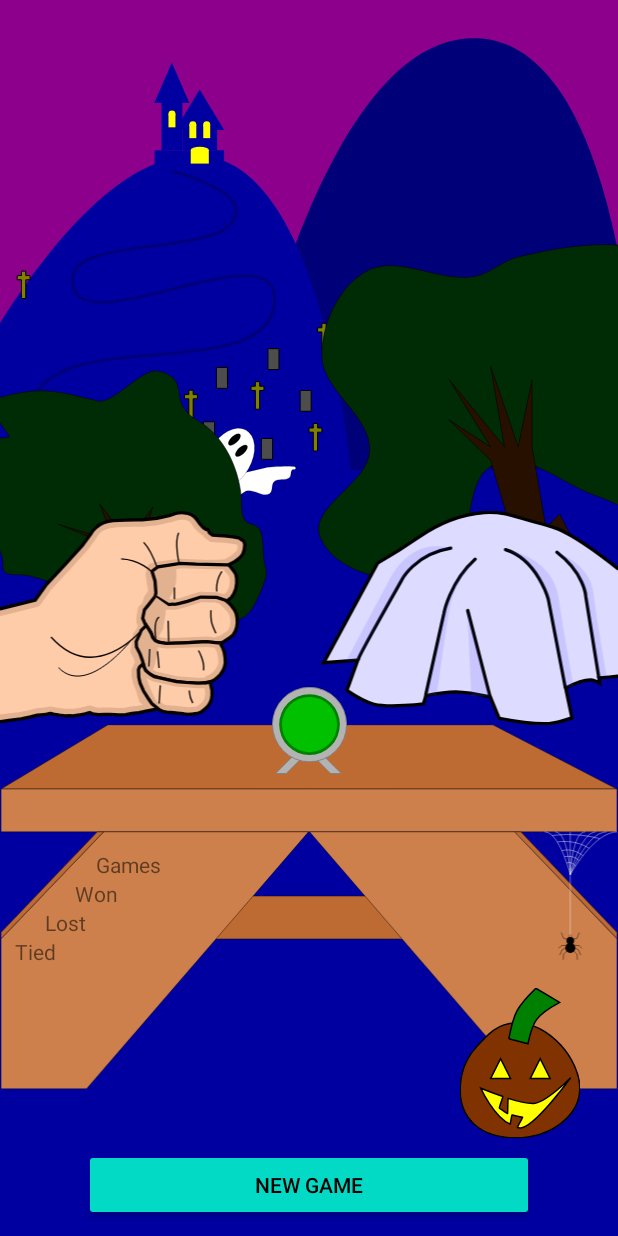
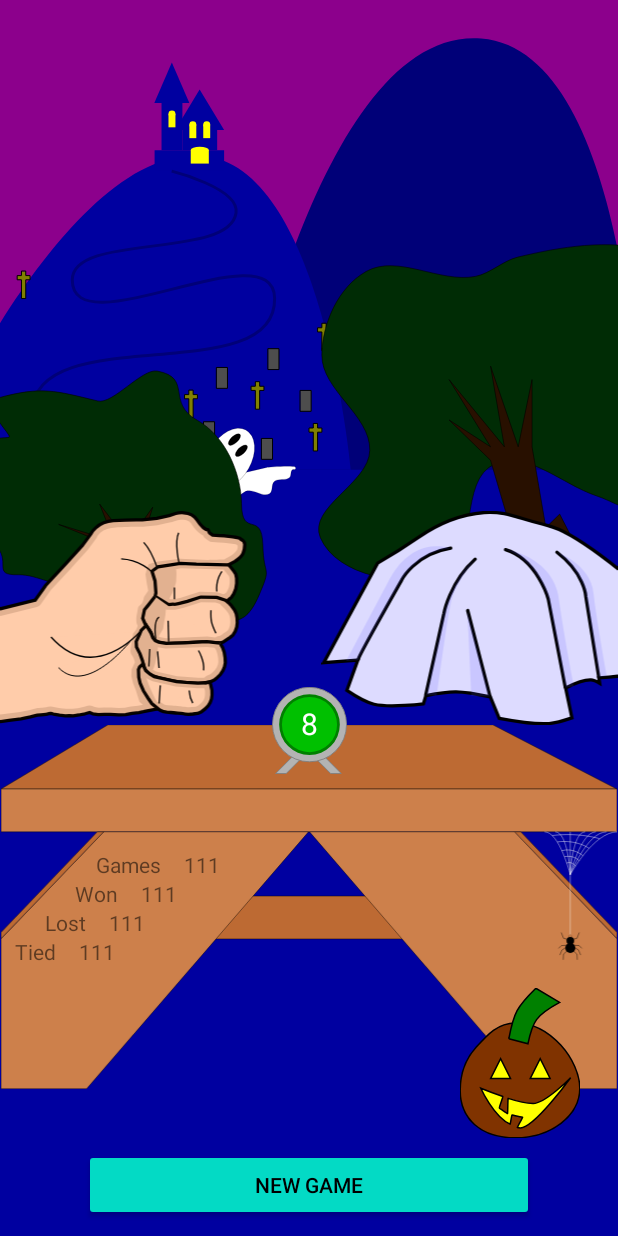
Before and after one commit to jetpack-toast/halloween-rock-paper-scissors, an Android app: the screen it shows after launch (MainActivity), on a phone screen of 412 x 824 dp. Run offline under Robolectric (Android 15) with nearby library versions, the phone set to English and light mode, and no system bars.

Commit message:
Removing extracted colors, strings, and the tools namespace.

```diff
--- a/app/src/main/res/layout/activity_main.xml
+++ b/app/src/main/res/layout/activity_main.xml
@@ -2,17 +2,13 @@
 <androidx.constraintlayout.widget.ConstraintLayout
     xmlns:android="http://schemas.android.com/apk/res/android"
     xmlns:app="http://schemas.android.com/apk/res-auto"
-    xmlns:tools="http://schemas.android.com/tools"
     android:layout_width="match_parent"
     android:layout_height="match_parent"
-    android:background="@drawable/background"
-    tools:context=".MainActivity">
+    android:background="@drawable/background">
 
     <TextView
         android:id="@+id/game_result"
         android:visibility="gone"
-        tools:visibility="visible"
-        tools:text="You WON"
         android:layout_width="wrap_content"
         android:layout_height="wrap_content"
         android:layout_marginTop="100dp"
@@ -31,8 +27,7 @@
         app:layout_constraintTop_toTopOf="parent"
         app:layout_constraintBottom_toBottomOf="parent"
         app:layout_constraintStart_toStartOf="parent"
-        app:layout_constraintEnd_toStartOf="@id/ai_hand_image"
-        android:contentDescription="@string/player_hand_desc" />
+        app:layout_constraintEnd_toStartOf="@id/ai_hand_image" />
 
     <ImageView
         android:id="@+id/ai_hand_image"
@@ -46,8 +41,7 @@
         app:layout_constraintTop_toTopOf="parent"
         app:layout_constraintBottom_toBottomOf="parent"
         app:layout_constraintStart_toEndOf="@id/player_hand_image"
-        app:layout_constraintEnd_toEndOf="parent"
-        android:contentDescription="@string/computer_hand_desc" />
+        app:layout_constraintEnd_toEndOf="parent" />
 
     <ImageView
         android:id="@+id/picnic_table"
@@ -75,7 +69,7 @@
         android:id="@+id/timer"
         android:layout_width="wrap_content"
         android:layout_height="wrap_content"
-        tools:text="8"
+        android:text="8"
         android:textColor="@android:color/white"
         android:textSize="20sp"
         android:layout_marginBottom="20dp"
@@ -98,7 +92,7 @@
         android:layout_width="wrap_content"
         android:layout_height="wrap_content"
         android:layout_marginStart="15dp"
-        tools:text="111"
+        android:text="111"
         app:layout_constraintTop_toTopOf="@id/games_label"
         app:layout_constraintStart_toEndOf="@id/games_label" />
 
@@ -116,7 +110,7 @@
         android:layout_width="wrap_content"
         android:layout_height="wrap_content"
         android:layout_marginStart="15dp"
-        tools:text="111"
+        android:text="111"
         app:layout_constraintTop_toTopOf="@id/wins_label"
         app:layout_constraintStart_toEndOf="@id/wins_label" />
 
@@ -134,7 +128,7 @@
         android:layout_width="wrap_content"
         android:layout_height="wrap_content"
         android:layout_marginStart="15dp"
-        tools:text="111"
+        android:text="111"
         app:layout_constraintTop_toTopOf="@id/lost_label"
         app:layout_constraintStart_toEndOf="@id/lost_label" />
 
@@ -152,7 +146,7 @@
         android:layout_width="wrap_content"
         android:layout_height="wrap_content"
         android:layout_marginStart="15dp"
-        tools:text="111"
+        android:text="111"
         app:layout_constraintTop_toTopOf="@id/tied_label"
         app:layout_constraintStart_toEndOf="@id/tied_label" />
 
@@ -171,7 +165,7 @@
         android:id="@+id/new_game_button"
         android:layout_width="300dp"
         android:layout_height="wrap_content"
-        android:text="@string/new_game"
+        android:text="New Game"
         android:backgroundTint="@color/colorAccent"
         android:textColor="@android:color/black"
         android:layout_marginBottom="10dp"
--- a/app/src/main/res/values/colors.xml
+++ b/app/src/main/res/values/colors.xml
@@ -3,12 +3,4 @@
     <color name="colorPrimary">#6200EE</color>
     <color name="colorPrimaryDark">#3700B3</color>
     <color name="colorAccent">#03DAC5</color>
-    <color name="hand_color_player">#FFCCAA</color>
-    <color name="thumbnail_color_player">#FFE5DB</color>
-    <color name="hand_color_ai">#9494FF</color>
-    <color name="thumbnail_color_ai">#DDDBFF</color>
-    <color name="color_win">#00FF00</color>
-    <color name="color_lose">#FF0000</color>
-    <color name="color_tie">#FFFF00</color>
-    <color name="color_table_scratch">#572600</color>
 </resources>
--- a/app/src/main/res/values/strings.xml
+++ b/app/src/main/res/values/strings.xml
@@ -1,9 +1,3 @@
 <resources>
     <string name="app_name">Rock Paper Scissors!</string>
-    <string name="result_won">You Won</string>
-    <string name="result_lost">You Lost</string>
-    <string name="result_tie">You Tied</string>
-    <string name="new_game">New Game</string>
-    <string name="player_hand_desc">Hand of the player</string>
-    <string name="computer_hand_desc">Hand of the computer player</string>
 </resources>
```
